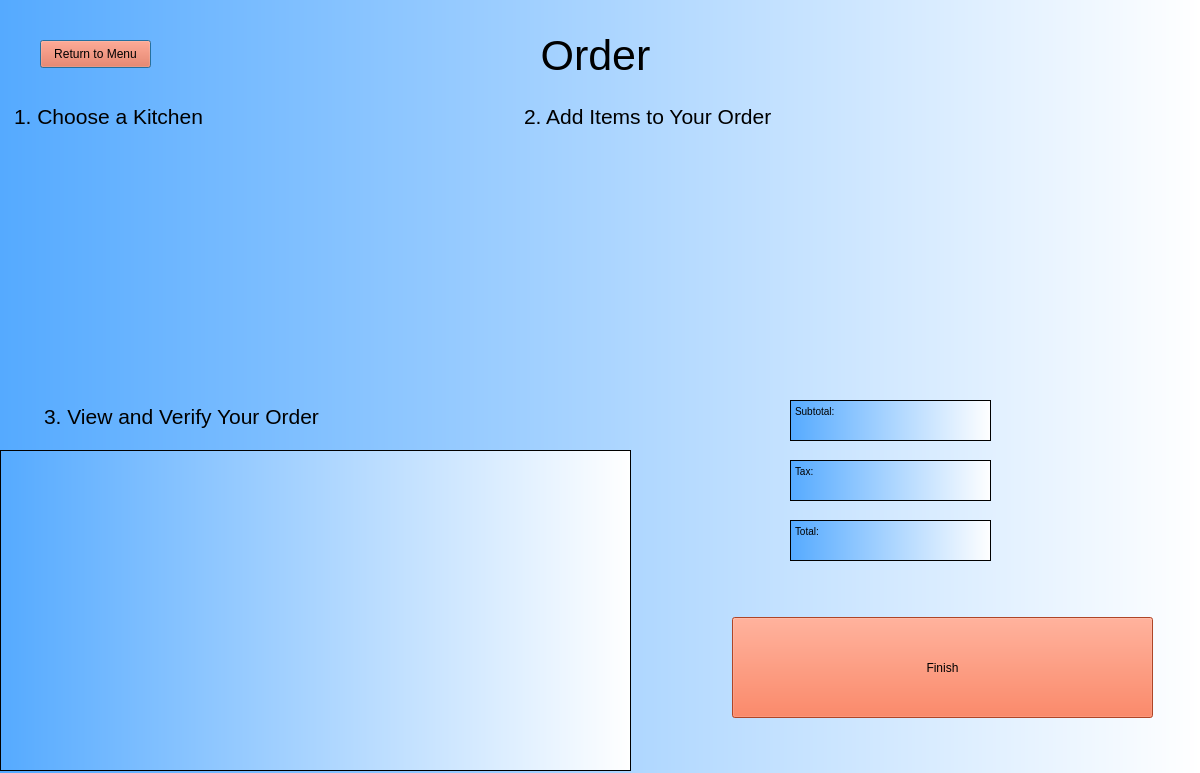
The window that Frontend/Order.ui (YY0NII/DeskFood) describes before a commit, drawn with Qt 5.
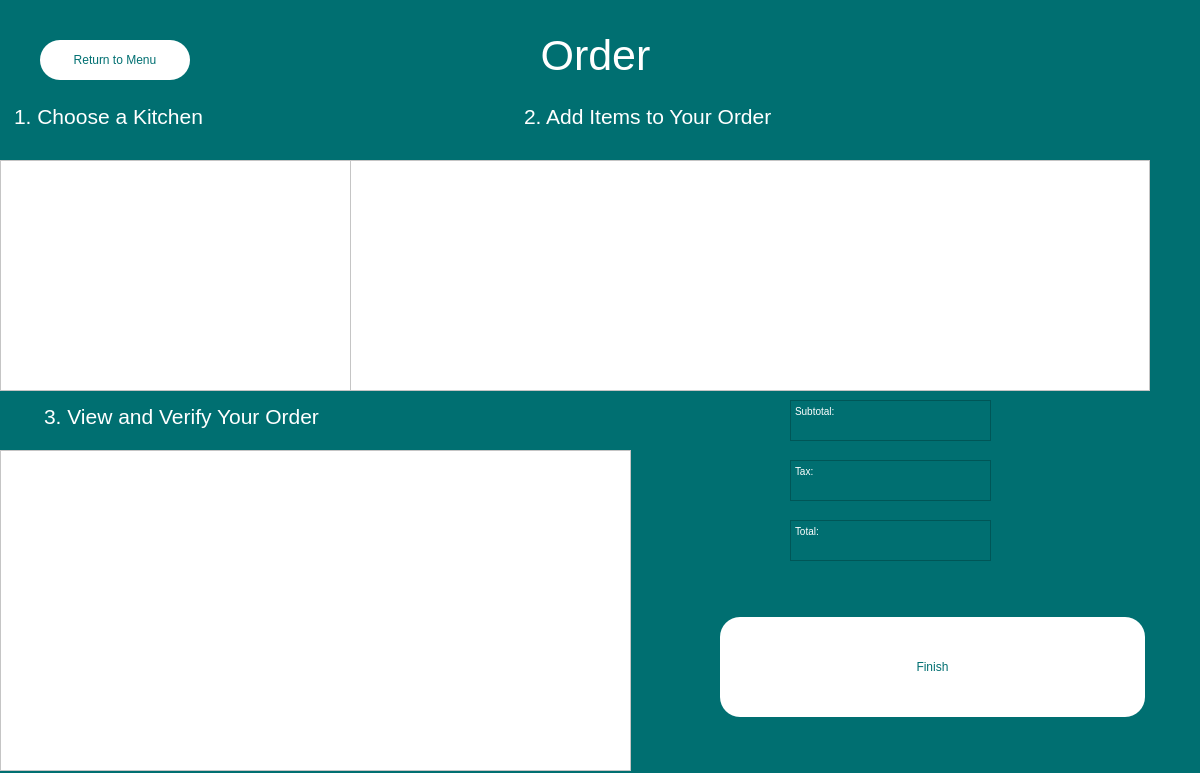
The same window after the commit.

What changed in the file:
```diff
--- a/Frontend/Order.ui
+++ b/Frontend/Order.ui
@@ -23,7 +23,9 @@
     </rect>
    </property>
    <property name="styleSheet">
-    <string notr="true">background-color: qlineargradient(spread:pad, x1:0, y1:0, x2:1, y2:0, stop:0 rgba(85, 170, 255, 255), stop:1 rgba(255, 255, 255, 255));</string>
+    <string notr="true">background-color:rgb(0, 111, 113);
+font: 87 12pt &quot;Arial Black&quot;;
+color: rgb(255, 255, 255);</string>
    </property>
    <widget class="QLabel" name="locationLabel">
     <property name="geometry">
@@ -68,22 +70,22 @@
     </property>
     <property name="font">
      <font>
-      <family>.AppleSystemUIFont</family>
-      <pointsize>32</pointsize>
-      <weight>50</weight>
+      <family>Arial Black</family>
+      <pointsize>12</pointsize>
+      <weight>10</weight>
       <italic>false</italic>
       <bold>false</bold>
      </font>
     </property>
     <property name="styleSheet">
-     <string notr="true">font: 32pt &quot;.AppleSystemUIFont&quot;;
-background-color: rgba(255, 255, 255, 0);</string>
+     <string notr="true">background-color: rgb(255, 255, 255);
+color: rgb(0, 0, 0);</string>
     </property>
     <property name="frameShape">
-     <enum>QFrame::NoFrame</enum>
+     <enum>QFrame::StyledPanel</enum>
     </property>
     <property name="frameShadow">
-     <enum>QFrame::Plain</enum>
+     <enum>QFrame::Sunken</enum>
     </property>
    </widget>
    <widget class="QListWidget" name="menuList">
@@ -97,16 +99,16 @@
     </property>
     <property name="font">
      <font>
-      <family>.AppleSystemUIFont</family>
-      <pointsize>32</pointsize>
-      <weight>50</weight>
+      <family>Arial Black</family>
+      <pointsize>12</pointsize>
+      <weight>10</weight>
       <italic>false</italic>
       <bold>false</bold>
      </font>
     </property>
     <property name="styleSheet">
-     <string notr="true">font: 32pt &quot;.AppleSystemUIFont&quot;;
-background-color: rgba(255, 255, 255, 0);</string>
+     <string notr="true">background-color: rgb(255, 255, 255);
+color: rgb(0, 0, 0);</string>
     </property>
     <property name="frameShape">
      <enum>QFrame::StyledPanel</enum>
@@ -117,12 +119,13 @@
      <rect>
       <x>40</x>
       <y>40</y>
-      <width>111</width>
-      <height>28</height>
+      <width>150</width>
+      <height>40</height>
      </rect>
     </property>
     <property name="styleSheet">
-     <string notr="true">background-color: rgb(244, 96, 54);</string>
+     <string notr="true">background-color: rgb(255, 255, 255);border-radius:20px;
+color:rgb(0, 111, 113);</string>
     </property>
     <property name="text">
      <string>Return to Menu</string>
@@ -139,28 +142,30 @@
     </property>
     <property name="font">
      <font>
-      <family>.AppleSystemUIFont</family>
-      <pointsize>32</pointsize>
-      <weight>50</weight>
+      <family>Arial Black</family>
+      <pointsize>12</pointsize>
+      <weight>10</weight>
       <italic>false</italic>
       <bold>false</bold>
      </font>
     </property>
     <property name="styleSheet">
-     <string notr="true">font: 32pt &quot;.AppleSystemUIFont&quot;;</string>
+     <string notr="true">background-color: rgb(255, 255, 255);
+color: rgb(0, 0, 0);</string>
     </property>
    </widget>
    <widget class="QPushButton" name="finishBTN">
     <property name="geometry">
      <rect>
-      <x>732</x>
+      <x>720</x>
       <y>617</y>
-      <width>421</width>
-      <height>101</height>
+      <width>425</width>
+      <height>100</height>
      </rect>
     </property>
     <property name="styleSheet">
-     <string notr="true">background-color: rgb(244, 96, 54);</string>
+     <string notr="true">background-color: rgb(255, 255, 255);border-radius:20px;
+color:rgb(0, 111, 113);</string>
     </property>
     <property name="text">
      <string>Finish</string>
@@ -179,8 +184,8 @@
      <string>&lt;!DOCTYPE HTML PUBLIC &quot;-//W3C//DTD HTML 4.0//EN&quot; &quot;http://www.w3.org/TR/REC-html40/strict.dtd&quot;&gt;
 &lt;html&gt;&lt;head&gt;&lt;meta name=&quot;qrichtext&quot; content=&quot;1&quot; /&gt;&lt;style type=&quot;text/css&quot;&gt;
 p, li { white-space: pre-wrap; }
-&lt;/style&gt;&lt;/head&gt;&lt;body style=&quot; font-family:'MS Shell Dlg 2'; font-size:7.8pt; font-weight:400; font-style:normal;&quot;&gt;
-&lt;p style=&quot; margin-top:0px; margin-bottom:0px; margin-left:0px; margin-right:0px; -qt-block-indent:0; text-indent:0px;&quot;&gt;Subtotal:&lt;/p&gt;&lt;/body&gt;&lt;/html&gt;</string>
+&lt;/style&gt;&lt;/head&gt;&lt;body style=&quot; font-family:'Arial Black'; font-size:12pt; font-weight:80; font-style:normal;&quot;&gt;
+&lt;p style=&quot; margin-top:0px; margin-bottom:0px; margin-left:0px; margin-right:0px; -qt-block-indent:0; text-indent:0px;&quot;&gt;&lt;span style=&quot; font-family:'MS Shell Dlg 2'; font-size:7.8pt; font-weight:400;&quot;&gt;Subtotal:&lt;/span&gt;&lt;/p&gt;&lt;/body&gt;&lt;/html&gt;</string>
     </property>
    </widget>
    <widget class="QTextBrowser" name="textBrowser_2">
@@ -196,8 +201,8 @@
      <string>&lt;!DOCTYPE HTML PUBLIC &quot;-//W3C//DTD HTML 4.0//EN&quot; &quot;http://www.w3.org/TR/REC-html40/strict.dtd&quot;&gt;
 &lt;html&gt;&lt;head&gt;&lt;meta name=&quot;qrichtext&quot; content=&quot;1&quot; /&gt;&lt;style type=&quot;text/css&quot;&gt;
 p, li { white-space: pre-wrap; }
-&lt;/style&gt;&lt;/head&gt;&lt;body style=&quot; font-family:'MS Shell Dlg 2'; font-size:7.8pt; font-weight:400; font-style:normal;&quot;&gt;
-&lt;p style=&quot; margin-top:0px; margin-bottom:0px; margin-left:0px; margin-right:0px; -qt-block-indent:0; text-indent:0px;&quot;&gt;Tax:&lt;/p&gt;&lt;/body&gt;&lt;/html&gt;</string>
+&lt;/style&gt;&lt;/head&gt;&lt;body style=&quot; font-family:'Arial Black'; font-size:12pt; font-weight:80; font-style:normal;&quot;&gt;
+&lt;p style=&quot; margin-top:0px; margin-bottom:0px; margin-left:0px; margin-right:0px; -qt-block-indent:0; text-indent:0px;&quot;&gt;&lt;span style=&quot; font-family:'MS Shell Dlg 2'; font-size:7.8pt; font-weight:400;&quot;&gt;Tax:&lt;/span&gt;&lt;/p&gt;&lt;/body&gt;&lt;/html&gt;</string>
     </property>
    </widget>
    <widget class="QTextBrowser" name="textBrowser_3">
@@ -213,8 +218,8 @@
      <string>&lt;!DOCTYPE HTML PUBLIC &quot;-//W3C//DTD HTML 4.0//EN&quot; &quot;http://www.w3.org/TR/REC-html40/strict.dtd&quot;&gt;
 &lt;html&gt;&lt;head&gt;&lt;meta name=&quot;qrichtext&quot; content=&quot;1&quot; /&gt;&lt;style type=&quot;text/css&quot;&gt;
 p, li { white-space: pre-wrap; }
-&lt;/style&gt;&lt;/head&gt;&lt;body style=&quot; font-family:'MS Shell Dlg 2'; font-size:7.8pt; font-weight:400; font-style:normal;&quot;&gt;
-&lt;p style=&quot; margin-top:0px; margin-bottom:0px; margin-left:0px; margin-right:0px; -qt-block-indent:0; text-indent:0px;&quot;&gt;Total:&lt;/p&gt;&lt;/body&gt;&lt;/html&gt;</string>
+&lt;/style&gt;&lt;/head&gt;&lt;body style=&quot; font-family:'Arial Black'; font-size:12pt; font-weight:80; font-style:normal;&quot;&gt;
+&lt;p style=&quot; margin-top:0px; margin-bottom:0px; margin-left:0px; margin-right:0px; -qt-block-indent:0; text-indent:0px;&quot;&gt;&lt;span style=&quot; font-family:'MS Shell Dlg 2'; font-size:7.8pt; font-weight:400;&quot;&gt;Total:&lt;/span&gt;&lt;/p&gt;&lt;/body&gt;&lt;/html&gt;</string>
     </property>
    </widget>
    <widget class="QTextBrowser" name="subtotalText">
@@ -284,8 +289,8 @@
      <string>&lt;!DOCTYPE HTML PUBLIC &quot;-//W3C//DTD HTML 4.0//EN&quot; &quot;http://www.w3.org/TR/REC-html40/strict.dtd&quot;&gt;
 &lt;html&gt;&lt;head&gt;&lt;meta name=&quot;qrichtext&quot; content=&quot;1&quot; /&gt;&lt;style type=&quot;text/css&quot;&gt;
 p, li { white-space: pre-wrap; }
-&lt;/style&gt;&lt;/head&gt;&lt;body style=&quot; font-family:'MS Shell Dlg 2'; font-size:7.8pt; font-weight:400; font-style:normal;&quot;&gt;
-&lt;p style=&quot; margin-top:0px; margin-bottom:0px; margin-left:0px; margin-right:0px; -qt-block-indent:0; text-indent:0px;&quot;&gt;&lt;span style=&quot; font-size:16pt;&quot;&gt;1. Choose a Kitchen&lt;/span&gt;&lt;/p&gt;&lt;/body&gt;&lt;/html&gt;</string>
+&lt;/style&gt;&lt;/head&gt;&lt;body style=&quot; font-family:'Arial Black'; font-size:12pt; font-weight:80; font-style:normal;&quot;&gt;
+&lt;p style=&quot; margin-top:0px; margin-bottom:0px; margin-left:0px; margin-right:0px; -qt-block-indent:0; text-indent:0px;&quot;&gt;&lt;span style=&quot; font-family:'MS Shell Dlg 2'; font-size:16pt; font-weight:400;&quot;&gt;1. Choose a Kitchen&lt;/span&gt;&lt;/p&gt;&lt;/body&gt;&lt;/html&gt;</string>
     </property>
    </widget>
    <widget class="QTextBrowser" name="textBrowser_5">
@@ -307,8 +312,8 @@
      <string>&lt;!DOCTYPE HTML PUBLIC &quot;-//W3C//DTD HTML 4.0//EN&quot; &quot;http://www.w3.org/TR/REC-html40/strict.dtd&quot;&gt;
 &lt;html&gt;&lt;head&gt;&lt;meta name=&quot;qrichtext&quot; content=&quot;1&quot; /&gt;&lt;style type=&quot;text/css&quot;&gt;
 p, li { white-space: pre-wrap; }
-&lt;/style&gt;&lt;/head&gt;&lt;body style=&quot; font-family:'MS Shell Dlg 2'; font-size:7.8pt; font-weight:400; font-style:normal;&quot;&gt;
-&lt;p style=&quot; margin-top:0px; margin-bottom:0px; margin-left:0px; margin-right:0px; -qt-block-indent:0; text-indent:0px;&quot;&gt;&lt;span style=&quot; font-size:16pt;&quot;&gt;2. Add Items to Your Order&lt;/span&gt;&lt;/p&gt;&lt;/body&gt;&lt;/html&gt;</string>
+&lt;/style&gt;&lt;/head&gt;&lt;body style=&quot; font-family:'Arial Black'; font-size:12pt; font-weight:80; font-style:normal;&quot;&gt;
+&lt;p style=&quot; margin-top:0px; margin-bottom:0px; margin-left:0px; margin-right:0px; -qt-block-indent:0; text-indent:0px;&quot;&gt;&lt;span style=&quot; font-family:'MS Shell Dlg 2'; font-size:16pt; font-weight:400;&quot;&gt;2. Add Items to Your Order&lt;/span&gt;&lt;/p&gt;&lt;/body&gt;&lt;/html&gt;</string>
     </property>
    </widget>
    <widget class="QTextBrowser" name="textBrowser_6">
@@ -330,8 +335,8 @@
      <string>&lt;!DOCTYPE HTML PUBLIC &quot;-//W3C//DTD HTML 4.0//EN&quot; &quot;http://www.w3.org/TR/REC-html40/strict.dtd&quot;&gt;
 &lt;html&gt;&lt;head&gt;&lt;meta name=&quot;qrichtext&quot; content=&quot;1&quot; /&gt;&lt;style type=&quot;text/css&quot;&gt;
 p, li { white-space: pre-wrap; }
-&lt;/style&gt;&lt;/head&gt;&lt;body style=&quot; font-family:'MS Shell Dlg 2'; font-size:7.8pt; font-weight:400; font-style:normal;&quot;&gt;
-&lt;p style=&quot; margin-top:0px; margin-bottom:0px; margin-left:0px; margin-right:0px; -qt-block-indent:0; text-indent:0px;&quot;&gt;&lt;span style=&quot; font-size:16pt;&quot;&gt;3. View and Verify Your Order&lt;/span&gt;&lt;/p&gt;&lt;/body&gt;&lt;/html&gt;</string>
+&lt;/style&gt;&lt;/head&gt;&lt;body style=&quot; font-family:'Arial Black'; font-size:12pt; font-weight:80; font-style:normal;&quot;&gt;
+&lt;p style=&quot; margin-top:0px; margin-bottom:0px; margin-left:0px; margin-right:0px; -qt-block-indent:0; text-indent:0px;&quot;&gt;&lt;span style=&quot; font-family:'MS Shell Dlg 2'; font-size:16pt; font-weight:400;&quot;&gt;3. View and Verify Your Order&lt;/span&gt;&lt;/p&gt;&lt;/body&gt;&lt;/html&gt;</string>
     </property>
    </widget>
   </widget>
```
